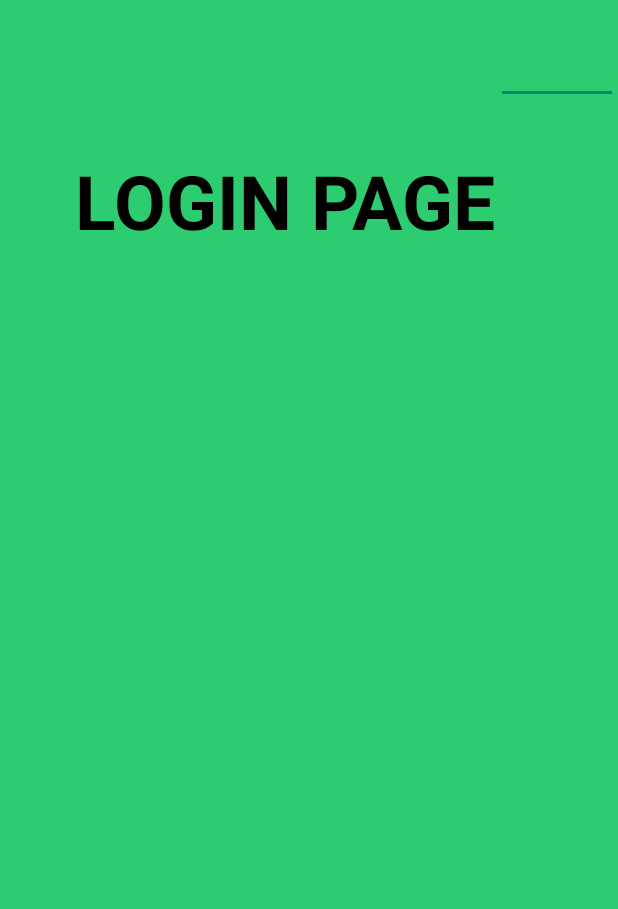
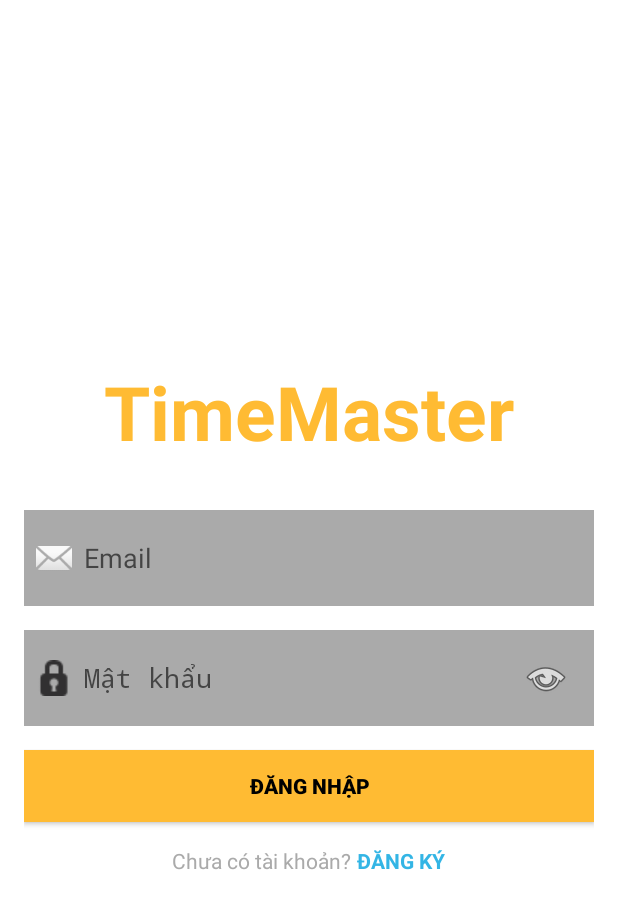
Before and after one commit to hohung113/ONEBIT, an Android app built with Jetpack Compose: the screen it shows after launch (LoginActivity), on a phone screen of 412 x 824 dp. Shown: the top 909 px of the screen. Run offline under Robolectric (Android 15) with nearby library versions, the phone set to English and light mode, and no system bars.

Commit message:
complete layout for login page(layout only, no function)

```diff
--- a/app/src/main/java/com/example/onebitmoblie/LoginActivity.java
+++ b/app/src/main/java/com/example/onebitmoblie/LoginActivity.java
@@ -11,4 +11,9 @@ public class LoginActivity extends Activity {
         super.onCreate(savedInstanceState);
         setContentView(R.layout.login);
     }
+
+    private void onVisibilityClick()
+    {
+
+    }
 }
--- a/app/src/main/res/layout/login.xml
+++ b/app/src/main/res/layout/login.xml
@@ -1,39 +1,136 @@
 <?xml version="1.0" encoding="utf-8"?>
-<LinearLayout xmlns:android="http://schemas.android.com/apk/res/android"
-    android:orientation="vertical"
+<LinearLayout
+    xmlns:android="http://schemas.android.com/apk/res/android"
+    xmlns:tools="http://schemas.android.com/tools"
     android:layout_width="match_parent"
     android:layout_height="match_parent"
-    android:background="#2ECC71">
+    android:orientation="vertical"
+    android:gravity="center"
+    android:padding="16dp"
+    android:background="@android:color/white"
+    tools:context=".LoginActivity">
+
+    <!-- Title -->
+    <TextView
+        android:id="@+id/title"
+        android:layout_width="wrap_content"
+        android:layout_height="wrap_content"
+        android:text="@string/app_title"
+        android:textColor="@android:color/holo_orange_light"
+        android:textSize="50sp"
+        android:textStyle="bold"
+        android:layout_marginBottom="24dp"/>
+
+    <!-- Email Input -->
     <LinearLayout
         android:layout_width="match_parent"
         android:layout_height="wrap_content"
-        android:layout_gravity="center">
+        android:orientation="horizontal"
+        android:background="@android:color/darker_gray"
+        android:padding="8dp"
+        android:layout_marginBottom="16dp"
+        android:layout_marginTop="8dp"
+        android:backgroundTint="@android:color/darker_gray"
+        android:gravity="center_vertical"
+        android:minHeight="48dp">
+
+        <ImageView
+            android:layout_width="24dp"
+            android:layout_height="24dp"
+            android:src="@android:drawable/ic_dialog_email"
+            android:layout_marginEnd="8dp"
+            android:contentDescription="@string/email_icon_description"/>
+
+        <EditText
+            android:id="@+id/emailInput"
+            android:layout_width="0dp"
+            android:layout_height="wrap_content"
+            android:layout_weight="1"
+            android:autofillHints=""
+            android:hint="@string/email"
+            android:inputType="textEmailAddress"
+            android:background="@android:color/transparent"
+            android:minHeight="48dp"/>
+
+    </LinearLayout>
+
+    <!-- Password Input -->
+    <LinearLayout
+        android:layout_width="match_parent"
+        android:layout_height="wrap_content"
+        android:orientation="horizontal"
+        android:background="@android:color/darker_gray"
+        android:padding="8dp"
+        android:layout_marginBottom="16dp"
+        android:gravity="center_vertical"
+        android:minHeight="48dp">
+
+        <ImageView
+            android:layout_width="24dp"
+            android:layout_height="24dp"
+            android:src="@android:drawable/ic_secure"
+            android:layout_marginEnd="8dp"
+            android:contentDescription="@string/password_icon_description"/>
+
+        <EditText
+            android:id="@+id/passwordInput"
+            android:layout_width="0dp"
+            android:layout_height="wrap_content"
+            android:layout_weight="1"
+            android:autofillHints="password"
+            android:hint="@string/password"
+            android:inputType="textPassword"
+            android:background="@android:color/transparent"
+            android:minHeight="48dp"/>
+
+        <!--Toggle password visibility button-->
+        <ImageButton
+            android:id="@+id/togglePasswordVisibility"
+            android:layout_width="48dp"
+            android:layout_height="48dp"
+            android:contentDescription="@string/toggle_password_visibility"
+            android:src="@android:drawable/ic_menu_view"
+            android:background="@android:color/transparent"
+            android:padding="12dp"/>
+
+    </LinearLayout>
+
+    <!-- Login Button -->
+    <Button
+        android:id="@+id/loginButton"
+        android:layout_width="match_parent"
+        android:layout_height="wrap_content"
+        android:background="@android:color/holo_orange_light"
+        android:text="@string/login"
+        android:textColor="@android:color/black"
+        android:textStyle="bold"
+        android:layout_marginBottom="16dp"
+        android:minHeight="48dp"/>
+
+    <!-- Sign Up Prompt -->
+    <LinearLayout
+        android:layout_width="wrap_content"
+        android:layout_height="wrap_content"
+        android:orientation="horizontal"
+        android:gravity="center">
 
         <TextView
+            android:id="@+id/noAccountText"
             android:layout_width="wrap_content"
             android:layout_height="wrap_content"
-            android:layout_marginLeft="50dp"
-            android:layout_marginTop="100dp"
-            android:text="LOGIN PAGE"
-            android:textAlignment="center"
-            android:textColor="@color/black"
-            android:textSize="50dp"
-            android:textStyle="bold">
+            android:text="@string/register_question"
+            android:textColor="@android:color/darker_gray"
+            android:textSize="14sp"/>
 
-        </TextView>
-
-
-        <EditText
+        <TextView
+            android:id="@+id/signupText"
             android:layout_width="wrap_content"
             android:layout_height="wrap_content"
-            android:id="@+id/textUserName"
-            android:width="200dp"
-
-            >
-
-
-
-        </EditText>
+            android:text="@string/register"
+            android:textColor="@android:color/holo_blue_light"
+            android:textStyle="bold"
+            android:textSize="14sp"
+            android:layout_marginStart="4dp"/>
 
     </LinearLayout>
 
--- a/app/src/main/res/values/strings.xml
+++ b/app/src/main/res/values/strings.xml
@@ -1,3 +1,14 @@
 <resources>
     <string name="app_name">ONEBITMOBLIE</string>
+    <string name="app_title">TimeMaster</string>
+
+    <string name="email">Email</string>
+    <string name="password">Mật khẩu</string>
+    <string name="login">ĐĂNG NHẬP</string>
+    <string name="register">ĐĂNG KÝ</string>
+    <string name="register_question">Chưa có tài khoản?</string>
+
+    <string name="toggle_password_visibility">Toggle password visibility</string>
+    <string name="email_icon_description">Email icon</string>
+    <string name="password_icon_description">Password icon</string>
 </resources>
```
